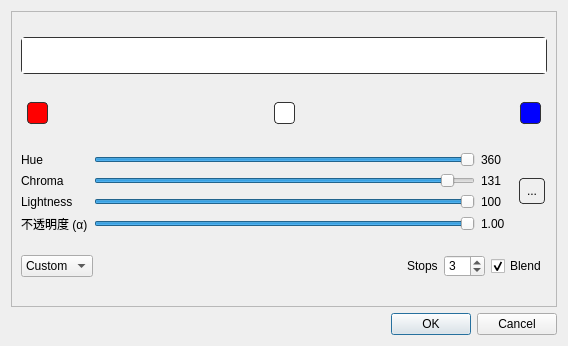
stone-Glitch/IQmol-for-Chinese, file src/Util/ColorDialog.ui: the form before one commit.
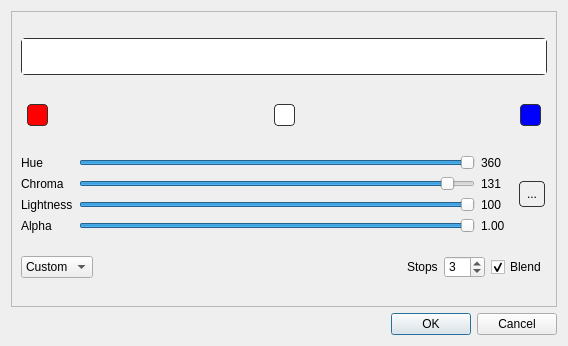
The form after the commit. Icons and pictures are not drawn.

Commit message:
将 3 处 .ui 直改中文还原为 tr() 翻译方案
- QueueResourcesDialog.ui: CPU 数 -> CPUs, 译文移入 zh_CN.ts (CPU 数)
- AttenuationParameterTab.ui: Ω（衰减参数）-> Omega, 译文移入 zh_CN.ts
- ColorDialog.ui: 不透明度 (α) -> Alpha, 译文移入 zh_CN.ts
- 清理直改期间 lupdate 从 .ui 提取的 3 条冗余中文 source 条目 (1522->1519 条)
- 恢复英文界面回退能力: 源码保持英文原文, 中文仅在 zh_CN.qm 中
- 静态渲染验证 3 个对话框运行时中文显示正常

Patch:
```diff
--- a/src/Util/ColorDialog.ui
+++ b/src/Util/ColorDialog.ui
@@ -358,7 +358,7 @@
         <item row="3" column="0">
          <widget class="QLabel" name="label_4">
           <property name="text">
-           <string>不透明度 (α)</string>
+           <string>Alpha</string>
           </property>
          </widget>
         </item>
```
The commit also changes 4 other files.
